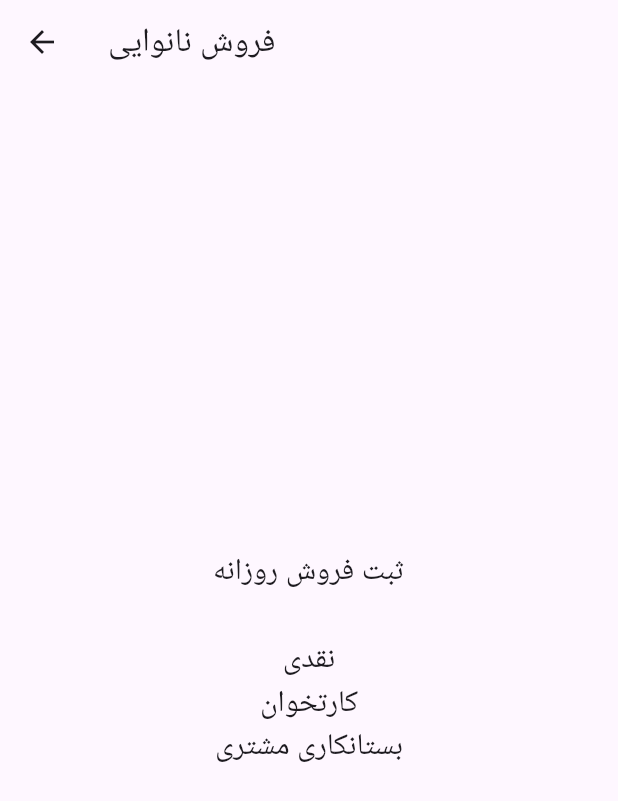
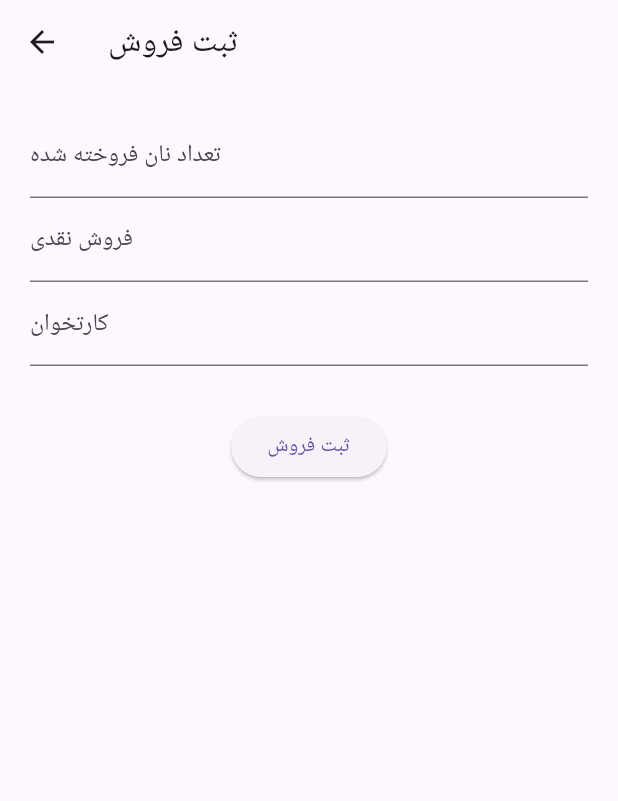
Before and after one commit to hidooch980/Bakery-Manager-AI, a Flutter app: the SalesScreen screen opened directly, on a phone screen of 412 x 824 dp. Shown: the top 801 px of the screen. Run offline on Flutter 3.47's test engine with Material 3 defaults, Android fonts, the phone set to English and light mode, and no system bars; our stand-ins replace fl_chart, shared_preferences; accounts and stored records are empty; network calls fail.

Commit message:
Add sales entry screen

```diff
--- a/mobile/lib/screens/sales_screen.dart
+++ b/mobile/lib/screens/sales_screen.dart
@@ -1,28 +1,71 @@
 import 'package:flutter/material.dart';
 
-class SalesScreen extends StatelessWidget{
-
+class SalesScreen extends StatefulWidget {
   const SalesScreen({super.key});
 
   @override
-Widget build(BuildContext context){
+  State<SalesScreen> createState() => _SalesScreenState();
+}
 
+class _SalesScreenState extends State<SalesScreen> {
+
+  final cashController = TextEditingController();
+  final cardController = TextEditingController();
+  final breadController = TextEditingController();
+
+  void saveSale() {
+    ScaffoldMessenger.of(context).showSnackBar(
+      const SnackBar(
+        content: Text('فروش امروز ثبت شد'),
+      ),
+    );
+  }
+
+  @override
+  Widget build(BuildContext context) {
     return Scaffold(
+      appBar: AppBar(
+        title: const Text('ثبت فروش'),
+      ),
+      body: Padding(
+        padding: const EdgeInsets.all(20),
+        child: Column(
+          children: [
 
-appBar:AppBar(
-title:const Text('فروش نانوایی'),
-),
-
-body:const Center(
-child:Text(
-'ثبت فروش روزانه\n\nنقدی\nکارتخوان\nبستانکاری مشتری',
-textAlign:TextAlign.center,
-style:TextStyle(fontSize:20),
+            TextField(
+              controller: breadController,
+              keyboardType: TextInputType.number,
+              decoration: const InputDecoration(
+                labelText: 'تعداد نان فروخته شده',
               ),
             ),
 
+            TextField(
+              controller: cashController,
+              keyboardType: TextInputType.number,
+              decoration: const InputDecoration(
+                labelText: 'فروش نقدی',
+              ),
+            ),
+
+            TextField(
+              controller: cardController,
+              keyboardType: TextInputType.number,
+              decoration: const InputDecoration(
+                labelText: 'کارتخوان',
+              ),
+            ),
+
+            const SizedBox(height:30),
+
+            ElevatedButton(
+              onPressed: saveSale,
+              child: const Text('ثبت فروش'),
+            )
+
+          ],
+        ),
+      ),
     );
-
   }
-
 }
```
Lines whose indentation alone changed are shown as unchanged.
